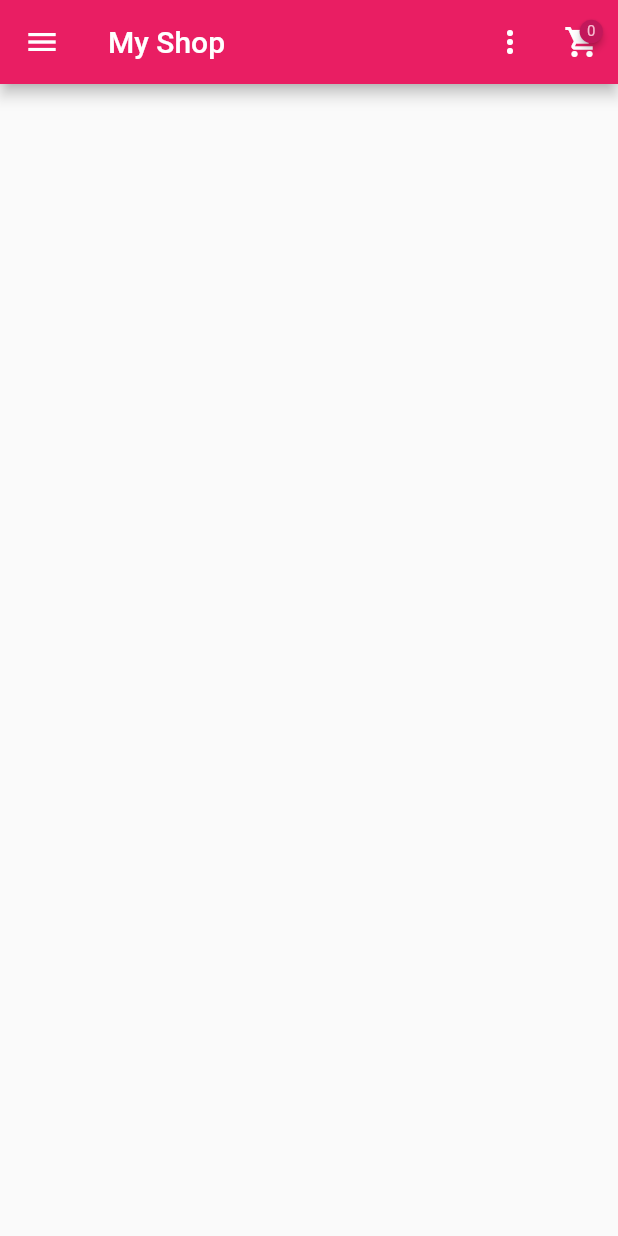
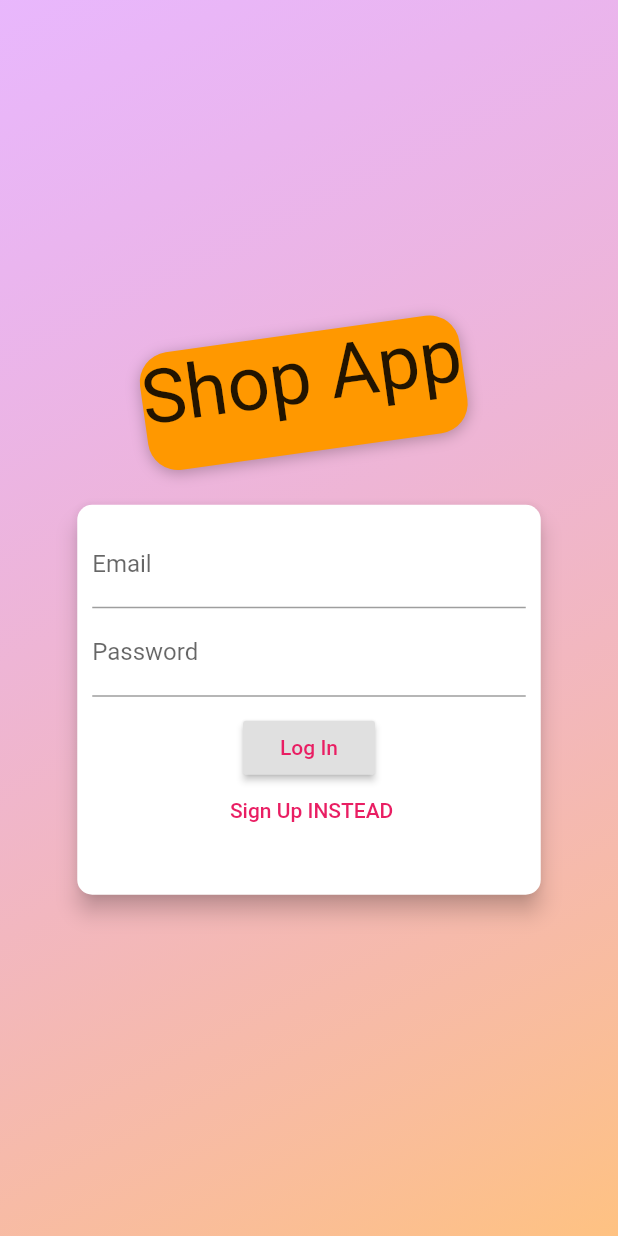
Before and after one commit to kimchhengheng/Flutter_ShopAPP, a Flutter app: the screen it shows after launch, on a phone screen of 412 x 824 dp. Run offline on Flutter 3.47's test engine with Material 2 defaults, Android fonts, the phone set to English and light mode, and no system bars; drawn by our look-alikes of badges; our stand-ins replace cached_network_image; Roboto replaces fonts that are missing (Anton).

Commit message:
sign in, sing up screen

```diff
--- /dev/null
+++ b/lib/Provider/auth.dart
@@ -0,0 +1,50 @@
+import 'package:flutter/material.dart';
+import 'package:http/http.dart' as http;
+import 'dart:convert';
+
+import 'package:shop_app/Model/http_error.dart';
+
+/// execute fuction then return is not the same with return the function, if we execute , there is an automatic future return
+/// but if you return the function it mean you return the reference to that function the one calling can store and or execute it
+
+
+class Auth with ChangeNotifier{
+  String _token;
+  DateTime _expireDate;
+  String _userId;
+
+
+  Future<void> authenticate(String email, String password, String urlSegment) async {
+    final url = 'https://www.googleapis.com/identitytoolkit/v3/relyingparty/$urlSegment?key=AIzaSyAefo1XWpHxm7Iyq0flnmYK6tbHRu4r3PQ';
+    try {
+      var response = await http.post(url, body: json.encode({
+        'email': email,
+        'password': password,
+        'returnSecureToken': true,
+      }));
+      final responseData = json.decode(response.body) as Map<String , dynamic>;
+// veritypasswork and sigu up new user would return the smae token
+      if(responseData.containsKey('error')) throw HttpError(responseData['error']['message']);
+      _token= responseData['idToken'];
+      _userId = responseData['localId'];
+      _expireDate = DateTime.now().add(Duration(milliseconds:responseData['expiresIn'] ));
+
+
+    }
+    catch(error){
+      print(error);
+    }
+
+    notifyListeners();
+  }
+
+
+  //when we need to wait for it finish like communicate with back end used async/await or then
+  Future<void> signUp(String email, String password) async{
+      return authenticate(email, password, 'signupNewUser');
+  }
+  Future<void> signIn(String email, String password) async{
+    return authenticate(email, password, 'verifyPassword');
+
+  }
+}
--- /dev/null
+++ b/lib/Screen/auth_screen.dart
@@ -0,0 +1,236 @@
+import 'package:flutter/material.dart';
+import 'package:provider/provider.dart';
+import 'package:shop_app/Provider/auth.dart';
+import 'dart:math';
+
+import '../Screen/products_overview_screen.dart';
+
+
+class AuthScreen extends StatelessWidget {
+
+  @override
+  Widget build(BuildContext context) {
+    final deviceSize = MediaQuery.of(context).size;
+    return Scaffold(
+      resizeToAvoidBottomInset: true,
+      body: Stack(
+        children: [
+          Container(
+            decoration: BoxDecoration(
+              gradient: LinearGradient( // linear gradient cannot assign to color
+                colors: [
+                  Color.fromRGBO(215, 117, 255, 1).withOpacity(0.5),
+                  Color.fromRGBO(255, 188, 117, 1).withOpacity(0.9),
+                ],
+                begin: Alignment.topLeft,
+                end: Alignment.bottomRight,
+                stops: [0, 1],
+              ),
+            ),
+          ),
+          SingleChildScrollView(
+
+            child: Container(
+              height: deviceSize.height,
+              width: deviceSize.width,
+              child: Column(
+                mainAxisAlignment: MainAxisAlignment.center,
+                crossAxisAlignment: CrossAxisAlignment.center,
+                children: [
+                  // the top logo
+                  // auth card
+                  Flexible(
+                    child: Container(
+                      child: Text(
+                        "Shop App",
+                        style: TextStyle(
+                          fontSize: 50,
+                          fontFamily: 'Anton',
+                        ),
+                      ),
+                      padding: EdgeInsets.only(bottom: 20),
+                      margin: EdgeInsets.all(15),
+                      decoration: BoxDecoration(
+                        borderRadius: BorderRadius.circular(20),
+                        color: Colors.orange,
+                        boxShadow: [
+                          BoxShadow(
+                            blurRadius: 8,
+                            color: Colors.black26,
+                            offset: Offset(0, 2), // blur radiua and spread radius constructor
+                          )
+                        ],
+                      ),
+                      transform: Matrix4.rotationZ(-8 * pi / 180)..translate(-10.0 , 0.0 ),
+                      /// .. like first you assigne the Matrix4.rotationZ(-8 * pi / 180) then operation translate(-10,0) apply on it but return Matrix4 value not the from the translate
+                    ),
+                  ),
+                  Flexible(
+                    flex: deviceSize.height>600 ?2:1,
+                    child: AuthCard(),
+                  )
+                ],
+              ),
+            ),
+          )
+        ],
+      ),
+    );
+  }
+}
+
+enum AuthMode { Signup, Login}
+
+class AuthCard extends StatefulWidget {
+  const AuthCard({
+    Key key,
+  }) : super(key: key);
+  @override
+  _AuthCardState createState() => _AuthCardState();
+}
+
+class _AuthCardState extends State<AuthCard> {
+  final _form = GlobalKey<FormState>();
+  final _pwfnode= FocusNode();
+  var _passwordcontroller= TextEditingController();
+  var _authMode = AuthMode.Login;
+  var _inputData = {
+    "email": "",
+    "password": ""
+  };
+
+ @override
+  void dispose() {
+    // TODO: implement dispose
+    _pwfnode.dispose();
+    _passwordcontroller.dispose();
+
+    super.dispose();
+  }
+
+  void toggleButton(){
+   if(_authMode == AuthMode.Signup){
+     setState(() {
+       _form.currentState.reset();
+       _passwordcontroller.clear();
+       _authMode = AuthMode.Login;
+     });
+   }
+   else{
+     setState(() {
+       _form.currentState.reset();
+       _passwordcontroller.clear();
+       _authMode = AuthMode.Signup;
+     });
+   }
+  }
+
+  Future<void> _saveform() async{
+      bool isvalid=  _form.currentState.validate();
+      if(!isvalid)
+        return ;
+      _form.currentState.save();
+      if(_authMode == AuthMode.Login){
+        // because sign in return the method so .signIn would call the method that is returning
+        Provider.of<Auth>(context, listen: false).signIn(_inputData['email'], _inputData['password']);
+      }
+      else{
+        Provider.of<Auth>(context, listen: false).signUp(_inputData['email'], _inputData['password']);
+      }
+
+  }
+  @override
+  Widget build(BuildContext context) {
+    final deviceSize = MediaQuery.of(context).size;
+    return Card(
+      elevation: 6,
+      shape: RoundedRectangleBorder(
+        borderRadius: BorderRadius.circular(10.0),
+      ),
+      child: Container(
+        height: _authMode == AuthMode.Signup ? 320 : 260,
+        constraints: BoxConstraints(minHeight: _authMode == AuthMode.Signup ? 320 : 260),
+        width: deviceSize.width * 0.75,
+        padding: EdgeInsets.all(10),
+        child: Form(
+
+          key: _form,
+          child: SingleChildScrollView(
+            child: Column(
+
+              children: [
+                TextFormField(
+                  initialValue: "",
+                  decoration: InputDecoration(
+//                    icon: Icon(Icons.email),
+                    labelText: "Email",
+                  ),
+                  validator: (value) {
+                    if(!value.contains("@"))
+                      return "Invalid Email";
+                    return null;
+                  },
+                  onSaved: (value){
+                    _inputData['email']=value;
+                  },
+                  keyboardType: TextInputType.emailAddress,
+                  textInputAction: TextInputAction.next,
+                  onFieldSubmitted: (value) {//soft keyboard submit
+                    FocusScope.of(context).requestFocus(_pwfnode);
+                  },
+                ),
+                TextFormField(
+                  focusNode: _pwfnode,
+                  decoration: InputDecoration(
+
+                    labelText: "Password",
+                  ),
+                  validator: (value) {
+                    if(value.length< 6 )
+                      return "The password is too short";
+                    return null;
+                  },
+                  onSaved: (value){
+                    _inputData['password']=value;
+                  },
+                  obscureText: true,
+                  controller: _passwordcontroller,
+                ),
+                // in case sign up we have to confirm the password
+                if(_authMode == AuthMode.Signup)
+                  TextFormField(
+                    obscureText: true,
+                    decoration: InputDecoration(
+                      labelText: "Confirm Password",
+                    ),
+                    validator: (value) {
+                      if(value != _passwordcontroller.text)
+                        return "Password not match";
+                      return null;
+                    },
+//                  onSaved: (value){},
+
+                  ),
+
+                // need two button want to sign in sign up one to switch
+                SizedBox(height: 10,),
+                RaisedButton(// should be call the same function of onField sumit
+                  child: _authMode == AuthMode.Signup ? Text('Sign Up'): Text("Log In"),
+                  onPressed: () {_saveform();},
+                  textColor: Theme.of(context).primaryColor,
+                ),
+                FlatButton(
+                  child: Text(' ${_authMode == AuthMode.Signup? 'Log In': 'Sign Up'} INSTEAD') ,
+                  onPressed: () {toggleButton();},// toggle the sign in sign up ,
+                  padding: EdgeInsets.symmetric(horizontal: 30.0, vertical: 4),
+                  materialTapTargetSize: MaterialTapTargetSize.shrinkWrap,
+                  textColor: Theme.of(context).primaryColor,
+                )
+              ],
+            ),
+          ),
+        ),
+      ),
+    );
+  }
+}
--- a/lib/Screen/edit_add_screen.dart
+++ b/lib/Screen/edit_add_screen.dart
@@ -183,6 +183,7 @@ class _EditAddScreenState extends State<EditAddScreen> {
                 TextFormField(
                   initialValue: product.isNotEmpty? product['title']: "",
                   decoration: InputDecoration(
+
                     labelText: "Title",
                   ),
                   onSaved: (value) {
--- a/lib/Widget/order_item.dart
+++ b/lib/Widget/order_item.dart
@@ -60,7 +60,7 @@ class DisplayExtended extends StatelessWidget {
                         mainAxisAlignment: MainAxisAlignment.spaceBetween,
                         children: [
                             Text('${item.quantity} X ${item.price}'),
-                            Text('Total: \$ ${(item.quantity*item.quantity*1.0).toStringAsFixed(2)} ')
+                            Text('Total: \$ ${(item.quantity*item.price*1.0).toStringAsFixed(2)} ')
                    ]
               );
              }
--- a/lib/main.dart
+++ b/lib/main.dart
@@ -3,7 +3,7 @@ import 'package:flutter/material.dart';
 import 'package:provider/provider.dart';
 import 'package:shop_app/Provider/Order.dart';
 
-
+import 'Screen/auth_screen.dart';
 import 'Screen/product_cart.dart';
 import 'Screen/product_detail_screen.dart';
 import 'Screen/product_order.dart';
@@ -14,6 +14,7 @@ import 'Screen/edit_add_screen.dart';
 import 'Provider/Products.dart';
 import 'Provider/Cart.dart';
 import 'Provider/Order.dart';
+import 'Provider/auth.dart';
 
 
 void main() {
@@ -28,27 +29,34 @@ class MyApp extends StatelessWidget {
     return MultiProvider(
 
       providers: [
+        ChangeNotifierProvider<Auth>(create:  (ctx) => Auth(),),
         ChangeNotifierProvider<Products>(create: (ctx) => Products(),),
         ChangeNotifierProvider<CartList>(create: (ctx) => CartList(),),
         ChangeNotifierProvider<OrdersList>(create: (ctx) => OrdersList(),),
       ],
-      child: MaterialApp(
+      child:Consumer<Auth>(
+        // consumer would rebuild the specific widget avoid the inifinite rebuilt of Future
+        //  Build a widget tree based on the value from a [Provider<T>]. Provider.of<T>(context) which is the Auth
+        builder: (context, auth, _) {
+          return MaterialApp(
 
             theme: ThemeData(
               primarySwatch: Colors.pink,
               accentColor: Colors.red,
 
             ),
-
+            home:  AuthScreen(),
             routes: {
-            '/' : (ctx) => ProductsOverviewScreen(),
+//            '/' : (ctx) => ProductsOverviewScreen(),
               ProductDetailScreen.routeName: (ctx) => ProductDetailScreen(),
               ProductCart.routeName: (ctx) => ProductCart(),
               ProductOrder.routeName: (ctx) => ProductOrder(),
               UserProductScreen.routeName: (ctx) => UserProductScreen(),
               EditAddScreen.routeName: (ctx) => EditAddScreen(),
             },
-      ),
+          );
+        },
+      )
     );
   }
 }
```
Also changed, not shown: lib/Provider/Order.dart (+25 -14 lines), lib/Provider/Products.dart (+7 -1 lines), lib/Screen/product_cart.dart (+12 -6 lines), lib/Screen/product_order.dart (+33 -9 lines). Lines whose indentation alone changed are shown as unchanged.
